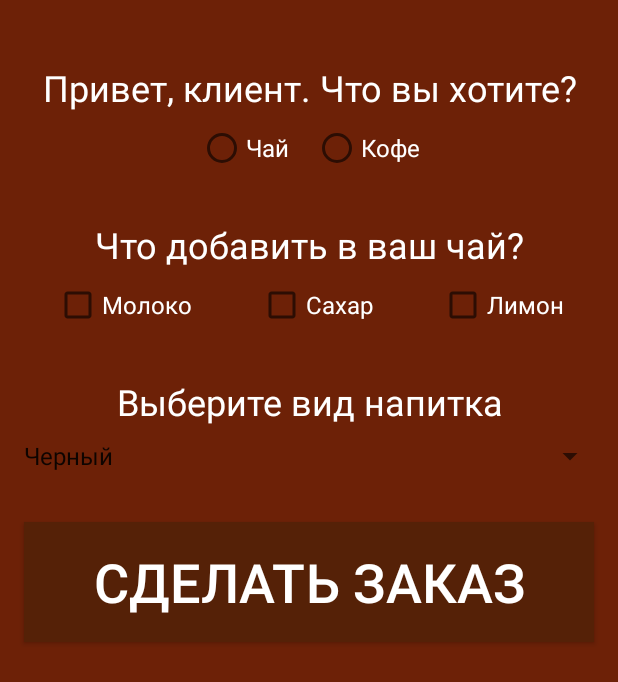
After one commit to int55/CafeOrderApp, an Android app: the CreateOrderActivity screen opened directly, with no data from a screen before it, on a phone screen of 412 x 824 dp. The commit adds this screen. Shown: the top 682 px of the screen. Run offline under Robolectric (Android 15) with nearby library versions, the phone set to English and light mode, and no system bars.

Commit message:
add files : /CreateOrderActivity.java

```diff
--- a/app/src/main/AndroidManifest.xml
+++ b/app/src/main/AndroidManifest.xml
@@ -9,6 +9,7 @@
         android:roundIcon="@mipmap/ic_launcher_round"
         android:supportsRtl="true"
         android:theme="@style/AppTheme">
+        <activity android:name=".CreateOrderActivity"></activity>
         <activity android:name=".LoginActivity">
             <intent-filter>
                 <action android:name="android.intent.action.MAIN" />
--- /dev/null
+++ b/app/src/main/java/com/example/android/cafeorder/CreateOrderActivity.java
@@ -0,0 +1,14 @@
+package com.example.android.cafeorder;
+
+import androidx.appcompat.app.AppCompatActivity;
+
+import android.os.Bundle;
+
+public class CreateOrderActivity extends AppCompatActivity {
+
+    @Override
+    protected void onCreate(Bundle savedInstanceState) {
+        super.onCreate(savedInstanceState);
+        setContentView(R.layout.activity_create_order);
+    }
+}
--- a/app/src/main/java/com/example/android/cafeorder/LoginActivity.java
+++ b/app/src/main/java/com/example/android/cafeorder/LoginActivity.java
@@ -2,13 +2,36 @@ package com.example.android.cafeorder;
 
 import androidx.appcompat.app.AppCompatActivity;
 
+import android.content.Intent;
 import android.os.Bundle;
+import android.view.View;
+import android.widget.EditText;
+import android.widget.Toast;
 
 public class LoginActivity extends AppCompatActivity {
+
+    private EditText editTextName;
+    private EditText editTextPass;
 
     @Override
     protected void onCreate(Bundle savedInstanceState) {
         super.onCreate(savedInstanceState);
         setContentView(R.layout.login_activity);
+
+        editTextName = (EditText) findViewById(R.id.editNameXML);
+        editTextPass = (EditText) findViewById(R.id.editPassXML);
+    }
+
+    public void onClickCreateOrder(View view) {
+        String name = editTextName.getText().toString().trim(); // .trim() метод убирает лишние пробелы
+        String password = editTextPass.getText().toString().trim();
+            if (!name.isEmpty() && !password.isEmpty()) {
+                Intent intent = new Intent(this, CreateOrderActivity.class);
+                intent.putExtra("name", name);
+                intent.putExtra("password", password);
+                startActivity(intent);
+            }else {
+                Toast.makeText(this, R.string.warning_toast, Toast.LENGTH_SHORT).show();
+            }
     }
 }
--- /dev/null
+++ b/app/src/main/res/layout/activity_create_order.xml
@@ -0,0 +1,155 @@
+<?xml version="1.0" encoding="utf-8"?>
+<androidx.constraintlayout.widget.ConstraintLayout xmlns:android="http://schemas.android.com/apk/res/android"
+    xmlns:app="http://schemas.android.com/apk/res-auto"
+    xmlns:tools="http://schemas.android.com/tools"
+    android:layout_width="match_parent"
+    android:layout_height="match_parent"
+    android:background="@color/brown_light"
+    tools:context=".CreateOrderActivity">
+
+    <TextView
+        android:id="@+id/textViewHello"
+        android:layout_width="wrap_content"
+        android:layout_height="wrap_content"
+        android:layout_marginTop="42dp"
+        android:textSize="24sp"
+        android:gravity="center"
+        android:text="@string/hello_userXML"
+        android:textColor="@color/white"
+        app:layout_constraintStart_toStartOf="parent"
+        app:layout_constraintEnd_toEndOf="parent"
+        app:layout_constraintTop_toTopOf="parent" />
+
+    <RadioGroup
+        android:id="@+id/radioGroup"
+        android:layout_width="wrap_content"
+        android:layout_height="wrap_content"
+        android:orientation="horizontal"
+        app:layout_constraintTop_toBottomOf="@id/textViewHello"
+        app:layout_constraintStart_toStartOf="parent"
+        app:layout_constraintEnd_toEndOf="parent">
+
+        <RadioButton
+            android:layout_width="wrap_content"
+            android:layout_height="wrap_content"
+            android:layout_margin="8dp"
+            android:textSize="16sp"
+            android:textColor="@color/white"
+            android:text="@string/radio_button_Tea"/>
+
+        <RadioButton
+            android:layout_width="wrap_content"
+            android:layout_height="wrap_content"
+            android:layout_margin="8dp"
+            android:textSize="16sp"
+            android:textColor="@color/white"
+            android:text="@string/radio_button_Coffee"/>
+
+    </RadioGroup>
+
+    <TextView
+        android:id="@+id/textViewAdditions"
+        android:layout_width="wrap_content"
+        android:layout_height="wrap_content"
+        android:layout_marginTop="24dp"
+        android:textSize="24sp"
+        android:gravity="center"
+        android:textColor="@color/white"
+        app:layout_constraintStart_toStartOf="parent"
+        app:layout_constraintEnd_toEndOf="parent"
+        app:layout_constraintTop_toBottomOf="@id/radioGroup"
+        android:text="@string/additoinsXML"/>
+
+    <CheckBox
+        android:id="@+id/checkboxMilk"
+        android:layout_width="wrap_content"
+        android:layout_height="wrap_content"
+        android:layout_margin="8dp"
+        android:textSize="16sp"
+        android:textColor="@color/white"
+        app:layout_constraintTop_toBottomOf="@id/textViewAdditions"
+        app:layout_constraintStart_toStartOf="parent"
+        app:layout_constraintEnd_toStartOf="@id/checkboxSugar"
+        android:text="@string/milk_check_box" />
+
+    <CheckBox
+        android:id="@+id/checkboxSugar"
+        android:layout_width="wrap_content"
+        android:layout_height="wrap_content"
+        android:layout_margin="8dp"
+        android:textSize="16sp"
+        android:textColor="@color/white"
+        app:layout_constraintTop_toBottomOf="@id/textViewAdditions"
+        app:layout_constraintStart_toEndOf="@id/checkboxMilk"
+        app:layout_constraintEnd_toStartOf="@id/checkboxLemon"
+        android:text="@string/sugar_check_box" />
+
+    <CheckBox
+        android:id="@+id/checkboxLemon"
+        android:layout_width="wrap_content"
+        android:layout_height="wrap_content"
+        android:layout_margin="8dp"
+        android:textSize="16sp"
+        android:textColor="@color/white"
+        app:layout_constraintTop_toBottomOf="@id/textViewAdditions"
+        app:layout_constraintStart_toEndOf="@id/checkboxSugar"
+        app:layout_constraintEnd_toEndOf="parent"
+        android:text="@string/lemon_check_box" />
+
+    <TextView
+        android:id="@+id/textViewChooseDrink"
+        android:layout_width="wrap_content"
+        android:layout_height="wrap_content"
+        android:layout_marginTop="32dp"
+        android:layout_marginBottom="8dp"
+        android:text="@string/choose_drink"
+        android:gravity="center"
+        android:textColor="@color/white"
+        app:layout_constraintTop_toBottomOf="@id/checkboxMilk"
+        app:layout_constraintStart_toStartOf="parent"
+        app:layout_constraintEnd_toEndOf="parent"
+        android:textSize="24sp"/>
+
+    <Spinner
+        android:id="@+id/spinnerTea"
+        android:layout_width="match_parent"
+        android:layout_height="wrap_content"
+        android:layout_margin="8dp"
+        android:textSize="16sp"
+        android:visibility="visible"
+        android:textColor="@color/white"
+        android:entries="@array/options_of_tea"
+        app:layout_constraintStart_toStartOf="parent"
+        app:layout_constraintEnd_toEndOf="parent"
+        app:layout_constraintTop_toBottomOf="@id/textViewChooseDrink" />
+
+    <Spinner
+        android:id="@+id/spinnerCoffee"
+        android:layout_width="match_parent"
+        android:layout_height="wrap_content"
+        android:layout_margin="8dp"
+        android:textSize="16sp"
+        android:textColor="@color/white"
+        android:visibility="invisible"
+        android:entries="@array/options_of_coffee"
+        app:layout_constraintStart_toStartOf="parent"
+        app:layout_constraintEnd_toEndOf="parent"
+        app:layout_constraintTop_toBottomOf="@id/textViewChooseDrink" />
+
+    <Button
+        android:id="@+id/buttonSendOrder"
+        android:layout_width="match_parent"
+        android:layout_height="80dp"
+        android:layout_marginTop="32dp"
+        android:layout_marginRight="16dp"
+        android:layout_marginLeft="16dp"
+        android:textSize="36sp"
+        android:textColor="@color/white"
+        android:background="@color/brown_dark"
+
+        app:layout_constraintTop_toBottomOf="@id/spinnerCoffee"
+        android:text="@string/button_send_order"/>
+
+
+
+</androidx.constraintlayout.widget.ConstraintLayout>
--- a/app/src/main/res/layout/login_activity.xml
+++ b/app/src/main/res/layout/login_activity.xml
@@ -32,7 +32,8 @@
         android:layout_height="wrap_content"
         android:layout_margin="8dp"
         android:inputType="textPersonName"
-        android:textStyle="bold"
+        android:textSize="24dp"
+        android:textColor="@color/white"
         android:textColorHint="@color/white"
         android:hint="@string/hint_name" />
 
@@ -41,20 +42,23 @@
         android:layout_width="match_parent"
         android:layout_height="wrap_content"
         android:layout_margin="8dp"
+        android:textSize="24dp"
         android:inputType="textPassword"
-        android:textStyle="bold"
+        android:textColor="@color/white"
         android:textColorHint="@color/white"
         android:hint="@string/hint_pass"/>
 
     <Button
         android:id="@+id/buttonCreateOrder"
         android:layout_width="match_parent"
-        android:layout_height="wrap_content"
-        android:textSize="24sp"
-        android:layout_margin="8dp"
+        android:layout_height="60dp"
+        android:textSize="34sp"
+        android:layout_marginLeft="8dp"
+        android:layout_marginRight="8dp"
         android:layout_marginBottom="16dp"
         android:textColor="@color/white"
         android:background="@color/brown_dark"
+        android:onClick="onClickCreateOrder"
         android:text="@string/button_create_order" />
 
 </LinearLayout>
--- a/app/src/main/res/values/strings.xml
+++ b/app/src/main/res/values/strings.xml
@@ -5,4 +5,26 @@
     <string name="hint_name">Введите имя..</string>
     <string name="hint_pass">Введите пароль..</string>
     <string name="button_create_order">СОЗДАТЬ ЗАКАЗ</string>
+    <string name="warning_toast">Необходимо заполнить все поля</string>
+    <string name="hello_userXML">Привет, клиент. Что вы хотите?</string>
+    <string name="radio_button_Tea">Чай</string>
+    <string name="radio_button_Coffee">Кофе</string>
+    <string name="additoinsXML">Что добавить в ваш чай?</string>
+    <string name="milk_check_box">Молоко</string>
+    <string name="sugar_check_box">Сахар</string>
+    <string name="lemon_check_box">Лимон</string>
+    <string name="choose_drink">Выберите вид напитка</string>
+    <string name="button_send_order">СДЕЛАТЬ ЗАКАЗ</string>
+
+    <string-array name="options_of_coffee">
+        <item>Американо</item>
+        <item>Эспрессо</item>
+        <item>Капучино</item>
+        <item>Латте</item>
+    </string-array>
+
+    <string-array name="options_of_tea">
+        <item>Черный</item>
+        <item>Зеленый</item>
+    </string-array>
 </resources>
```
